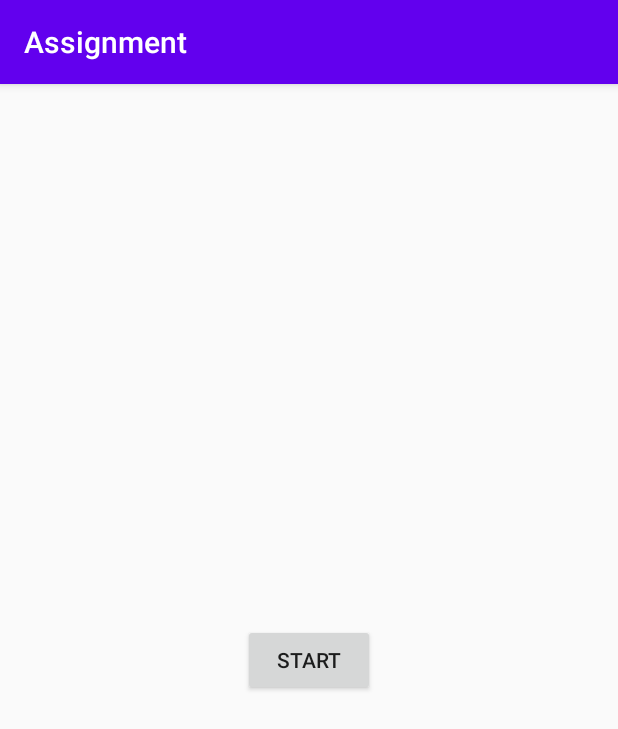
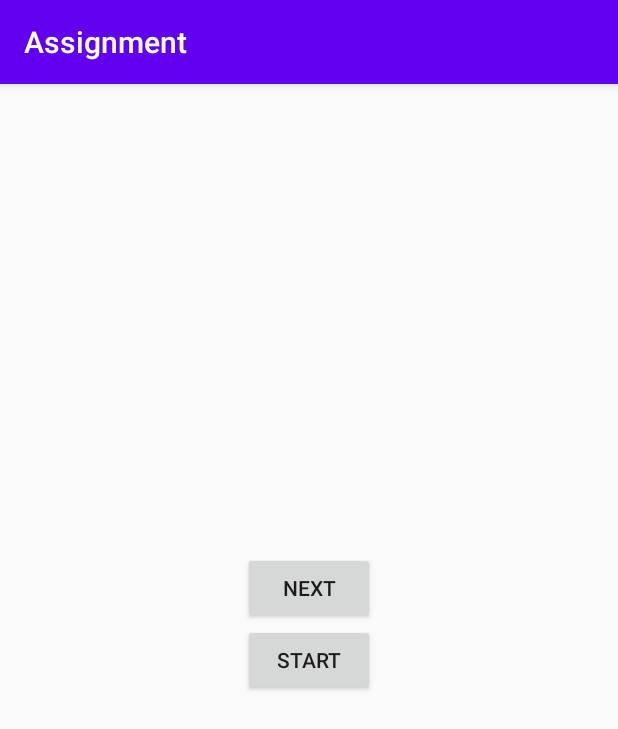
Before and after one commit to RyanYee1057/Assignment, an Android app: the screen it shows after launch (MainActivity), on a phone screen of 412 x 824 dp. Shown: the top 729 px of the screen. Run offline under Robolectric (Android 15) with nearby library versions, the light colour scheme and no system bars.

Commit message:
By Yee Zhi Sheng

```diff
--- a/app/build.gradle
+++ b/app/build.gradle
@@ -6,7 +6,7 @@ android {
 
     defaultConfig {
         applicationId "com.example.assignment"
-        minSdkVersion 15
+        minSdkVersion 19
         targetSdkVersion 30
         versionCode 1
         versionName "1.0"
@@ -30,5 +30,5 @@ dependencies {
     testImplementation 'junit:junit:4.12'
     androidTestImplementation 'androidx.test.ext:junit:1.1.1'
     androidTestImplementation 'androidx.test.espresso:espresso-core:3.2.0'
-
+    implementation 'com.android.volley:volley:1.1.0'
 }
--- a/app/src/main/java/com/example/assignment/MainActivity.java
+++ b/app/src/main/java/com/example/assignment/MainActivity.java
@@ -31,6 +31,17 @@ public class MainActivity extends AppCompatActivity {
                 startActivity(intent);
             }
         });
+
+        Button next = findViewById(R.id.next);
+        next.setOnClickListener(new View.OnClickListener() {
+            @Override
+            public void onClick(View view) {
+                Intent intent = new Intent(MainActivity.this,
+                        profile_pic.class);
+                //intent.putExtra(EXTRA_MESSAGE, Message);
+                startActivity(intent);
+            }
+        });
     }
 
     public void displayMsg(String message) {
--- a/app/src/main/res/layout/activity_main.xml
+++ b/app/src/main/res/layout/activity_main.xml
@@ -16,4 +16,13 @@
         app:layout_constraintEnd_toEndOf="parent"
         app:layout_constraintStart_toStartOf="parent"
         app:layout_constraintTop_toTopOf="parent" />
+
+    <Button
+        android:id="@+id/next"
+        android:layout_width="wrap_content"
+        android:layout_height="wrap_content"
+        android:text="@string/next"
+        app:layout_constraintBottom_toTopOf="@+id/start"
+        app:layout_constraintEnd_toEndOf="parent"
+        app:layout_constraintStart_toStartOf="parent" />
 </androidx.constraintlayout.widget.ConstraintLayout>
--- a/app/src/main/res/values/strings.xml
+++ b/app/src/main/res/values/strings.xml
@@ -17,4 +17,7 @@
     <string name="enter_email_address">Enter email address</string>
     <string name="profile">Profile</string>
     <string name="name">Name</string>
+    <string name="upload_id_prof_pic">Upload id prof pic</string>
+    <string name="upload">Upload</string>
+    <string name="next">Next</string>
 </resources>
```
Also changed, not shown: app/src/main/AndroidManifest.xml (+9 -2 lines), app/src/main/java/com/example/assignment/profile.java (+42 -2 lines), app/src/main/res/layout/profile.xml (+10 -0 lines).
